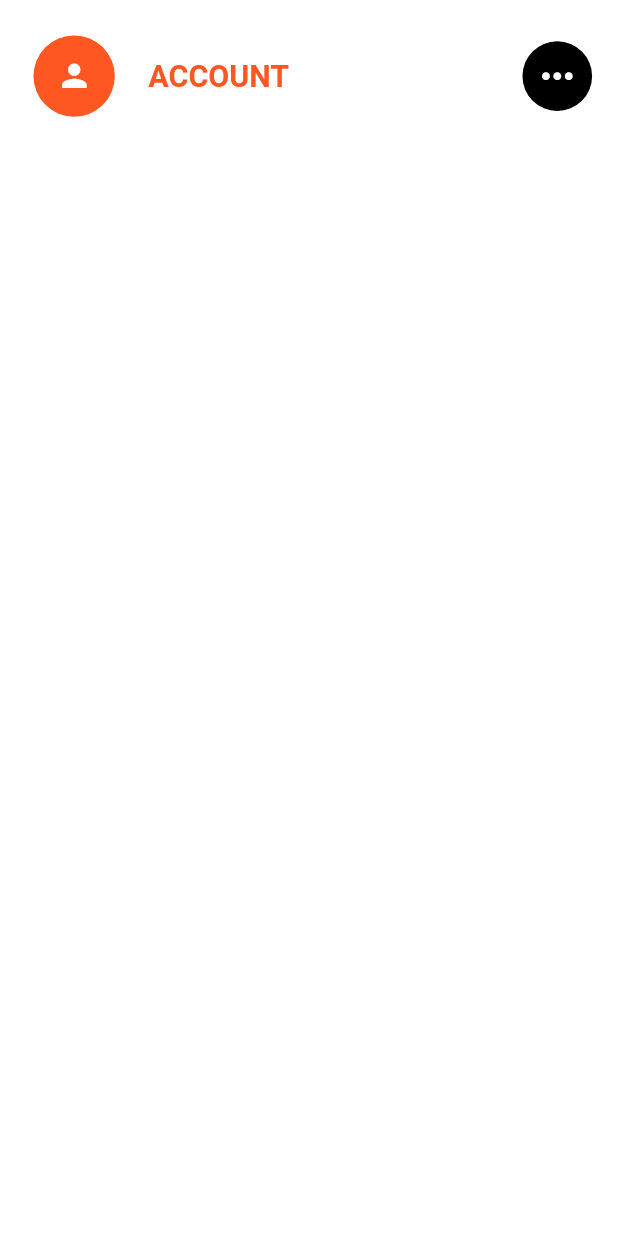
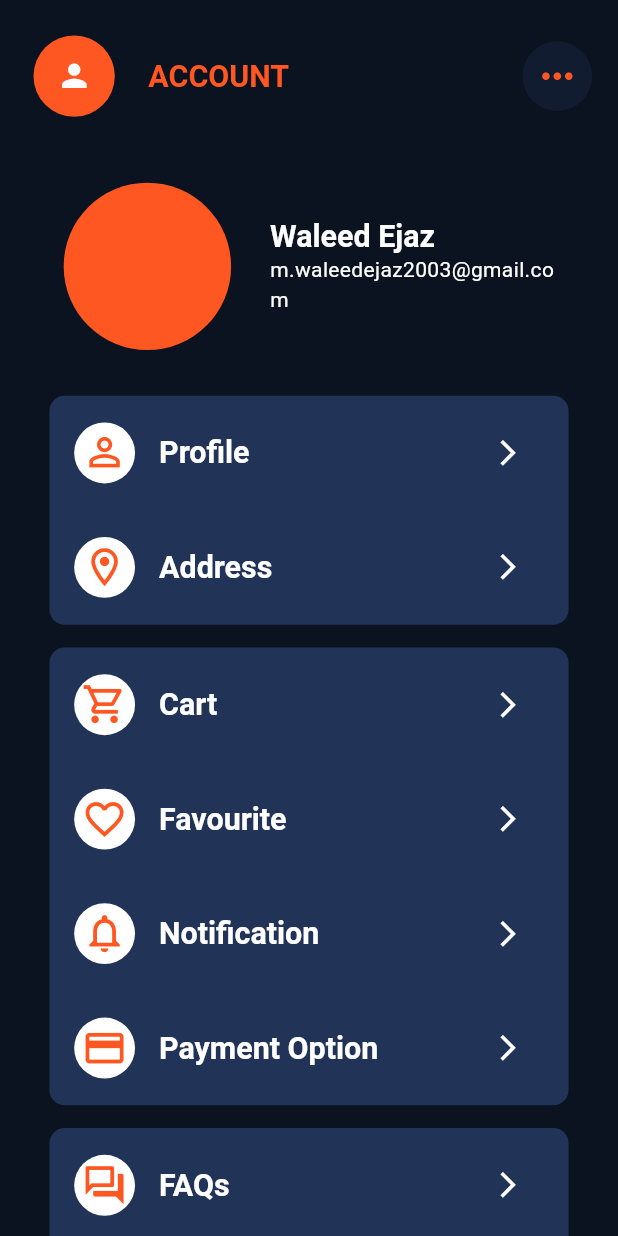
Before and after one commit to MuhammadWaleedEjaz21/bite_food_delivery, a Flutter app: the AccountPage screen opened directly, on a phone screen of 412 x 824 dp. Run offline on Flutter 3.47's test engine with Material 3 defaults, Android fonts, the phone set to English and light mode, and no system bars; our stand-ins replace cached_network_image, cloud_firestore, firebase_auth, firebase_core, flutter_riverpod, flutter_screenutil and 2 more; accounts and stored records are empty; Roboto replaces fonts that are missing (Sen).

Commit message:
feat: Add account page layout with custom menu items and sections, update app theme colors, and configure dark mode

```diff
--- a/lib/Screen/account_page.dart
+++ b/lib/Screen/account_page.dart
@@ -1,4 +1,6 @@
 import 'package:bite_food_delivery/Widget/custom_app_bar.dart';
+import 'package:bite_food_delivery/Widget/custom_menu_items.dart';
+import 'package:bite_food_delivery/Widget/custom_menu_section.dart';
 import 'package:flutter/material.dart';
 import 'package:flutter_riverpod/flutter_riverpod.dart';
 import 'package:flutter_screenutil/flutter_screenutil.dart';
@@ -25,17 +27,88 @@ class AccountPage extends ConsumerWidget {
           IconButton(
             onPressed: () {},
             style: IconButton.styleFrom(
-              backgroundColor: Theme.of(context).appBarTheme.iconTheme?.color,
+              backgroundColor: Theme.of(context).appBarTheme.surfaceTintColor,
             ),
             icon: Icon(
               size: 30.r,
               Icons.more_horiz,
-              color: Theme.of(context).appBarTheme.actionsIconTheme?.color,
+              color: Theme.of(context).appBarTheme.iconTheme?.color,
             ),
           ),
           15.horizontalSpace,
         ],
       ),
+      body: ListView(
+        padding: EdgeInsets.symmetric(horizontal: 15.w),
+        children: [
+          20.verticalSpace,
+          Row(
+            mainAxisAlignment: MainAxisAlignment.spaceEvenly,
+            children: [
+              Flexible(
+                child: CircleAvatar(
+                  radius: 55.r,
+                  backgroundColor: Colors.deepOrange,
+                ),
+              ),
+              Flexible(
+                child: ListTile(
+                  titleAlignment: ListTileTitleAlignment.center,
+                  title: Text(
+                    'Waleed Ejaz',
+                    style: Theme.of(context).listTileTheme.titleTextStyle,
+                  ),
+                  subtitle: Text(
+                    'm.waleedejaz2003@gmail.com',
+                    style: Theme.of(context).listTileTheme.subtitleTextStyle,
+                  ),
+                ),
+              ),
+            ],
+          ),
+          30.verticalSpace,
+          CustomMenuSection(
+            items: [
+              CustomMenuItems(icon: Icons.person_outline, title: 'Profile'),
+              CustomMenuItems(
+                title: 'Address',
+                icon: Icons.location_on_outlined,
+              ),
+            ],
+          ),
+          15.verticalSpace,
+          CustomMenuSection(
+            items: [
+              CustomMenuItems(
+                title: 'Cart',
+                icon: Icons.shopping_cart_outlined,
+              ),
+              CustomMenuItems(title: 'Favourite', icon: Icons.favorite_border),
+              CustomMenuItems(
+                title: 'Notification',
+                icon: Icons.notifications_none_outlined,
+              ),
+              CustomMenuItems(
+                title: 'Payment Option',
+                icon: Icons.payment_outlined,
+              ),
+            ],
+          ),
+          15.verticalSpace,
+          CustomMenuSection(
+            items: [
+              CustomMenuItems(
+                title: 'FAQs',
+                icon: Icons.question_answer_outlined,
+              ),
+              CustomMenuItems(
+                title: 'Support',
+                icon: Icons.support_agent_outlined,
+              ),
+            ],
+          ),
+        ],
+      ),
     );
   }
 }
--- /dev/null
+++ b/lib/Widget/custom_menu_items.dart
@@ -0,0 +1,46 @@
+import 'package:flutter/material.dart';
+import 'package:flutter_screenutil/flutter_screenutil.dart';
+
+class CustomMenuItems extends StatelessWidget {
+  final String title;
+  final IconData icon;
+  final Widget? trailing;
+  const CustomMenuItems({
+    super.key,
+    required this.title,
+    required this.icon,
+    this.trailing,
+  });
+
+  @override
+  Widget build(BuildContext context) {
+    return Padding(
+      padding: EdgeInsets.symmetric(horizontal: 15.w, vertical: 10.h),
+      child: ListTile(
+        leading: Container(
+          decoration: BoxDecoration(
+            color: Colors.white,
+            borderRadius: BorderRadius.circular(20.r),
+          ),
+          child: Padding(
+            padding: EdgeInsets.all(5.r),
+            child: Icon(icon, size: 30.r, color: Colors.deepOrange),
+          ),
+        ),
+        title: Text(
+          title,
+          style: Theme.of(context).listTileTheme.titleTextStyle,
+        ),
+        trailing: IconButton(
+          onPressed: () {
+            Navigator.push(
+              context,
+              MaterialPageRoute(builder: (context) => trailing!),
+            );
+          },
+          icon: Icon(Icons.arrow_forward_ios, size: 20.r),
+        ),
+      ),
+    );
+  }
+}
--- /dev/null
+++ b/lib/Widget/custom_menu_section.dart
@@ -0,0 +1,25 @@
+import 'package:bite_food_delivery/Widget/custom_menu_items.dart';
+import 'package:flutter/material.dart';
+import 'package:flutter_screenutil/flutter_screenutil.dart';
+
+class CustomMenuSection extends StatelessWidget {
+  final List<CustomMenuItems> items;
+  const CustomMenuSection({super.key, required this.items});
+
+  @override
+  Widget build(BuildContext context) {
+    return Padding(
+      padding: EdgeInsets.symmetric(horizontal: 15.w),
+      child: Container(
+        decoration: BoxDecoration(
+          color: Theme.of(context).secondaryHeaderColor,
+          borderRadius: BorderRadius.all(Radius.circular(10.r)),
+        ),
+        child: Column(
+          crossAxisAlignment: CrossAxisAlignment.center,
+          children: items,
+        ),
+      ),
+    );
+  }
+}
--- a/lib/app_theme.dart
+++ b/lib/app_theme.dart
@@ -84,6 +84,7 @@ ThemeData appTheme = ThemeData(
     shadowColor: Colors.grey,
     elevation: 5,
   ),
+  secondaryHeaderColor: Colors.grey.shade100,
 );
 
 //----------------------------------------------------------------
@@ -169,4 +170,5 @@ ThemeData darkTheme = ThemeData(
     shadowColor: Color.fromARGB(255, 64, 94, 153),
     elevation: 5,
   ),
+  secondaryHeaderColor: Color.fromARGB(255, 33, 51, 87),
 );
--- a/lib/main.dart
+++ b/lib/main.dart
@@ -48,7 +48,7 @@ class MyApp extends ConsumerWidget {
         debugShowCheckedModeBanner: false,
         theme: appTheme,
         darkTheme: darkTheme,
-        themeMode: ThemeMode.light,
+        themeMode: ThemeMode.dark,
         home: child,
       ),
       child: Consumer(
```
